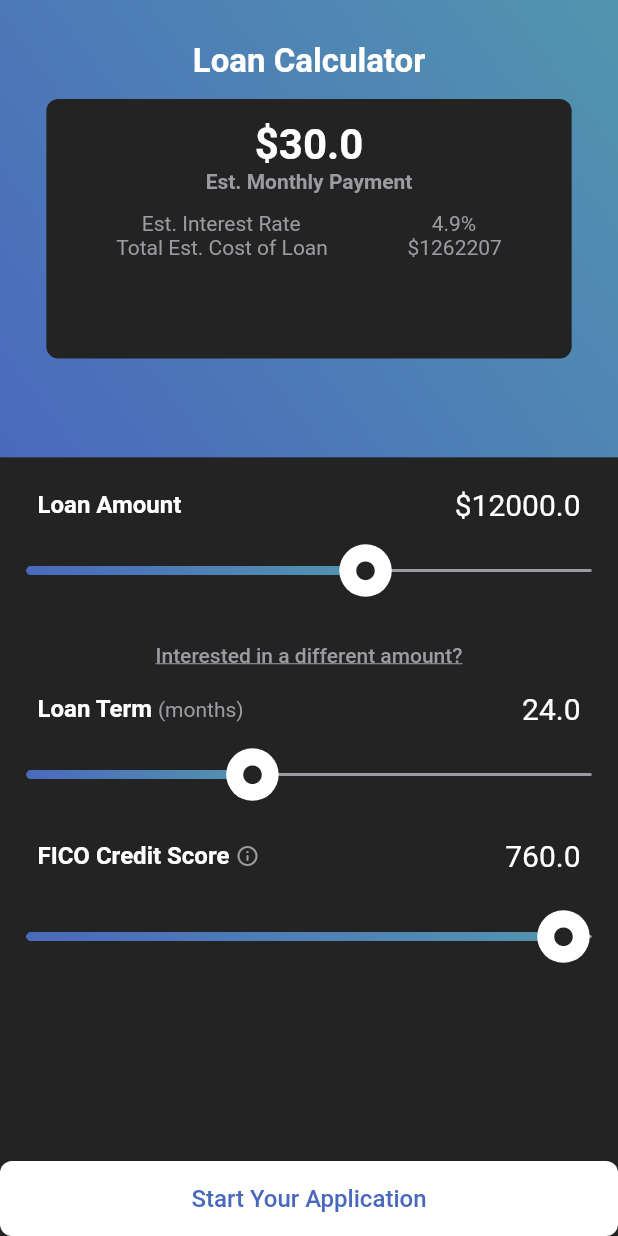
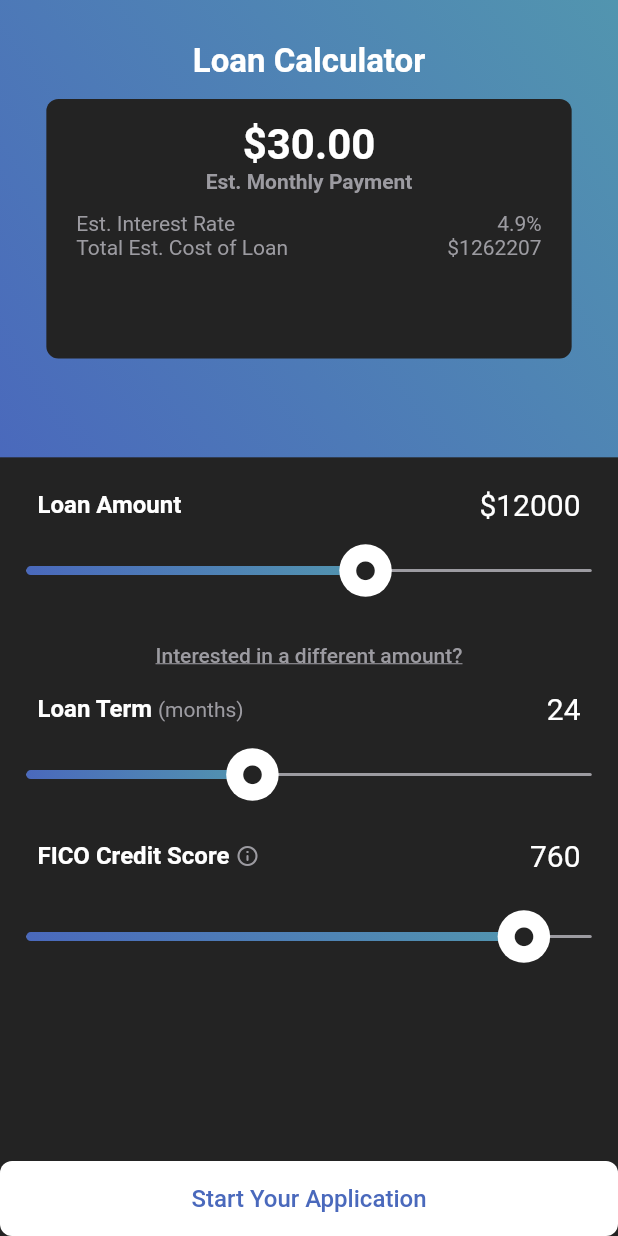
Before and after one commit to amrazzam31/Loan-Calculator, a Flutter app: the screen it shows after launch, after a tap on "Start Your Application", on a phone screen of 412 x 824 dp. Run offline on Flutter 3.47's test engine with Material 2 defaults, Android fonts, the phone set to English and light mode, and no system bars; drawn by our look-alikes of flutter_xlider.

Commit message:
first commit

```diff
--- a/lib/main.dart
+++ b/lib/main.dart
@@ -1,9 +1,13 @@
 import 'package:flutter/material.dart';
+import 'package:flutter/services.dart';
 
 import './widgets/colors.dart';
 import './screens/home_screen.dart';
 
 void main() {
+  WidgetsFlutterBinding.ensureInitialized();
+  SystemChrome.setPreferredOrientations(
+      [DeviceOrientation.portraitUp, DeviceOrientation.portraitDown]);
   runApp(MyApp());
 }
 
--- a/lib/screens/home_screen.dart
+++ b/lib/screens/home_screen.dart
@@ -12,38 +12,37 @@ class HomeScreen extends StatefulWidget {
 }
 
 class _HomeScreenState extends State<HomeScreen> {
-  double loanAmount = 12000;
-  double loanTerm = 24;
-  double score = 760;
+  int loanAmount = 12000;
+  int loanTerm = 24;
+  int score = 760;
   double result = 30.00;
 
-  double calculateLoanAmount(
+  int calculateLoanAmount(
       int handlerIndex, dynamic lowerValue, dynamic upperValue) {
     setState(() {
-      loanAmount = lowerValue;
+      loanAmount = lowerValue.toInt();
     });
     return loanAmount;
   }
 
-  double calculateLoanTerm(
+  int calculateLoanTerm(
       int handlerIndex, dynamic lowerValue, dynamic upperValue) {
     setState(() {
-      loanTerm = lowerValue;
+      loanTerm = lowerValue.toInt();
     });
     return loanTerm;
   }
 
-  double calculateScore(
-      int handlerIndex, dynamic lowerValue, dynamic upperValue) {
+  int calculateScore(int handlerIndex, dynamic lowerValue, dynamic upperValue) {
     setState(() {
-      score = lowerValue;
+      score = lowerValue.toInt();
     });
     return score;
   }
 
   String calculatePayment() {
     result = loanAmount * (0.06 / loanTerm);
-    return result.toStringAsFixed(2);
+    return result.toString();
   }
 
   @override
@@ -180,7 +179,7 @@ class _HomeScreenState extends State<HomeScreen> {
             min: 0,
             labels: [
               FlutterSliderHatchMarkLabel(
-                  percent: 1, label: Txt(title: '-', size: 20, colour: grey)),
+                  percent: 0, label: Txt(title: '-', size: 20, colour: grey)),
               FlutterSliderHatchMarkLabel(
                   percent: 20, label: Txt(title: '12', colour: grey)),
               FlutterSliderHatchMarkLabel(
@@ -190,7 +189,14 @@ class _HomeScreenState extends State<HomeScreen> {
               FlutterSliderHatchMarkLabel(
                   percent: 80, label: Txt(title: '48', colour: grey)),
               FlutterSliderHatchMarkLabel(
-                  percent: 97, label: Txt(title: '60', colour: grey)),
+                  percent: 100, label: Txt(title: '60', colour: grey)),
+            ],
+            rangeList: [
+              FlutterSliderRangeStep(from: 0, to: 20, step: 12),
+              FlutterSliderRangeStep(from: 20, to: 40, step: 12),
+              FlutterSliderRangeStep(from: 40, to: 60, step: 12),
+              FlutterSliderRangeStep(from: 60, to: 80, step: 12),
+              FlutterSliderRangeStep(from: 80, to: 100, step: 12),
             ],
           ),
           Padding(
@@ -221,11 +227,11 @@ class _HomeScreenState extends State<HomeScreen> {
           Sliders(
             amount: score.toDouble(),
             calculate: calculateScore,
-              max: 800,
-              min: 0,
+            max: 850,
+            min: 100,
             labels: [
               FlutterSliderHatchMarkLabel(
-                    percent: 1, label: Txt(title: '-', size: 20, colour: grey)),
+                  percent: 0, label: Txt(title: '-', size: 20, colour: grey)),
               FlutterSliderHatchMarkLabel(
                   percent: 20, label: Txt(title: '<579', colour: grey)),
               FlutterSliderHatchMarkLabel(
@@ -235,8 +241,9 @@ class _HomeScreenState extends State<HomeScreen> {
               FlutterSliderHatchMarkLabel(
                   percent: 80, label: Txt(title: '740', colour: grey)),
               FlutterSliderHatchMarkLabel(
-                    percent: 98, label: Txt(title: '800+', colour: grey)),
-              ]),
+                  percent: 100, label: Txt(title: '800+', colour: grey)),
+            ],
+          ),
           SizedBox(height: 12),
         ]),
       ),
--- a/lib/widgets/Sliders.dart
+++ b/lib/widgets/Sliders.dart
@@ -5,6 +5,7 @@ import 'package:flutter_xlider/flutter_xlider.dart';
 
 class Sliders extends StatelessWidget {
   final List<FlutterSliderHatchMarkLabel> labels;
+  final List<FlutterSliderRangeStep> rangeList;
   final double min;
   final double max;
   final double amount;
@@ -15,6 +16,7 @@ class Sliders extends StatelessWidget {
     this.max,
     this.min,
     this.labels,
+    this.rangeList,
   });
 
   @override
@@ -60,6 +62,9 @@ class Sliders extends StatelessWidget {
           ),
         ),
       ),
+      step: FlutterSliderStep(
+        rangeList: rangeList,
+      ),
     );
   }
 }
--- a/lib/widgets/loan_calculation.dart
+++ b/lib/widgets/loan_calculation.dart
@@ -10,10 +10,9 @@ class LoanCalCulation extends StatelessWidget {
   Widget build(BuildContext context) {
     return Padding(
       padding: const EdgeInsets.symmetric(vertical: 14, horizontal: 20),
-      child: SingleChildScrollView(
       child: Column(children: [
         Txt(
-            title: '\$$payment',
+          title: '\$${payment.toStringAsFixed(2)}',
           colour: Colors.white,
           size: 28,
           fontWeight: FontWeight.bold,
@@ -25,16 +24,15 @@ class LoanCalCulation extends StatelessWidget {
           fontWeight: FontWeight.bold,
         ),
         SizedBox(height: 12),
-          Row(mainAxisAlignment: MainAxisAlignment.spaceAround, children: [
+        Row(mainAxisAlignment: MainAxisAlignment.spaceBetween, children: [
           Txt(title: 'Est. Interest Rate', size: 14, colour: grey),
           Txt(title: '4.9%', size: 14, colour: grey),
         ]),
-          Row(mainAxisAlignment: MainAxisAlignment.spaceAround, children: [
+        Row(mainAxisAlignment: MainAxisAlignment.spaceBetween, children: [
           Txt(title: 'Total Est. Cost of Loan', size: 14, colour: grey),
           Txt(title: '\$${1262207}', size: 14, colour: grey),
         ]),
       ]),
-      ),
     );
   }
 }
```
Lines whose indentation alone changed are shown as unchanged.
